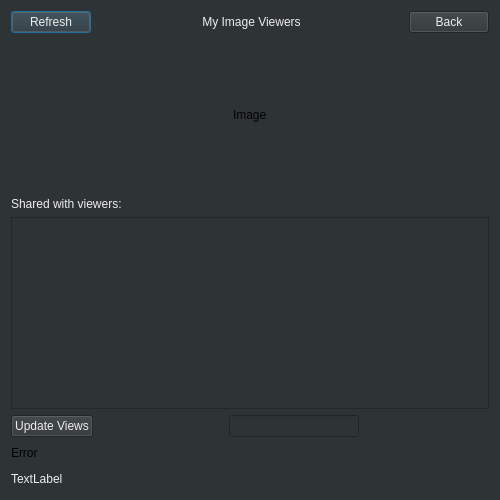
First picture: the form in editmyimagedialog.ui, repository hassan-kandil/DistImage, before the edit.
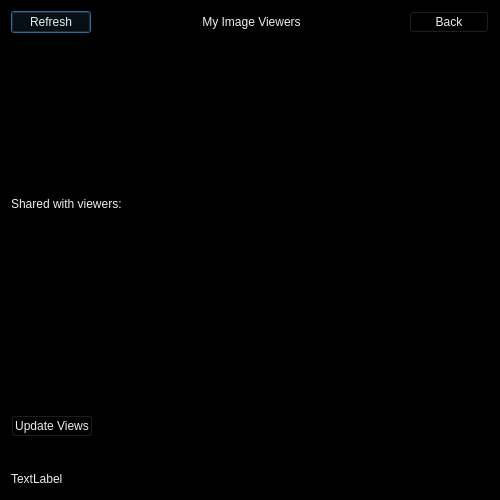
Second picture: the form after the edit.

```diff
--- a/editmyimagedialog.ui
+++ b/editmyimagedialog.ui
@@ -14,7 +14,7 @@
    <string>DistImage</string>
   </property>
   <property name="styleSheet">
-   <string notr="true">background-color: rgb(46, 52, 54)
+   <string notr="true">background-color: rgb(0,0,0)
 </string>
   </property>
   <layout class="QVBoxLayout" name="verticalLayout_2">
```
